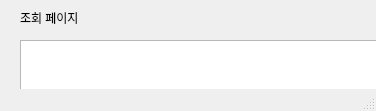
Before: the Qt Designer form ui/manager.ui in BSEom/miniP_kiosk, drawn with Qt 5.
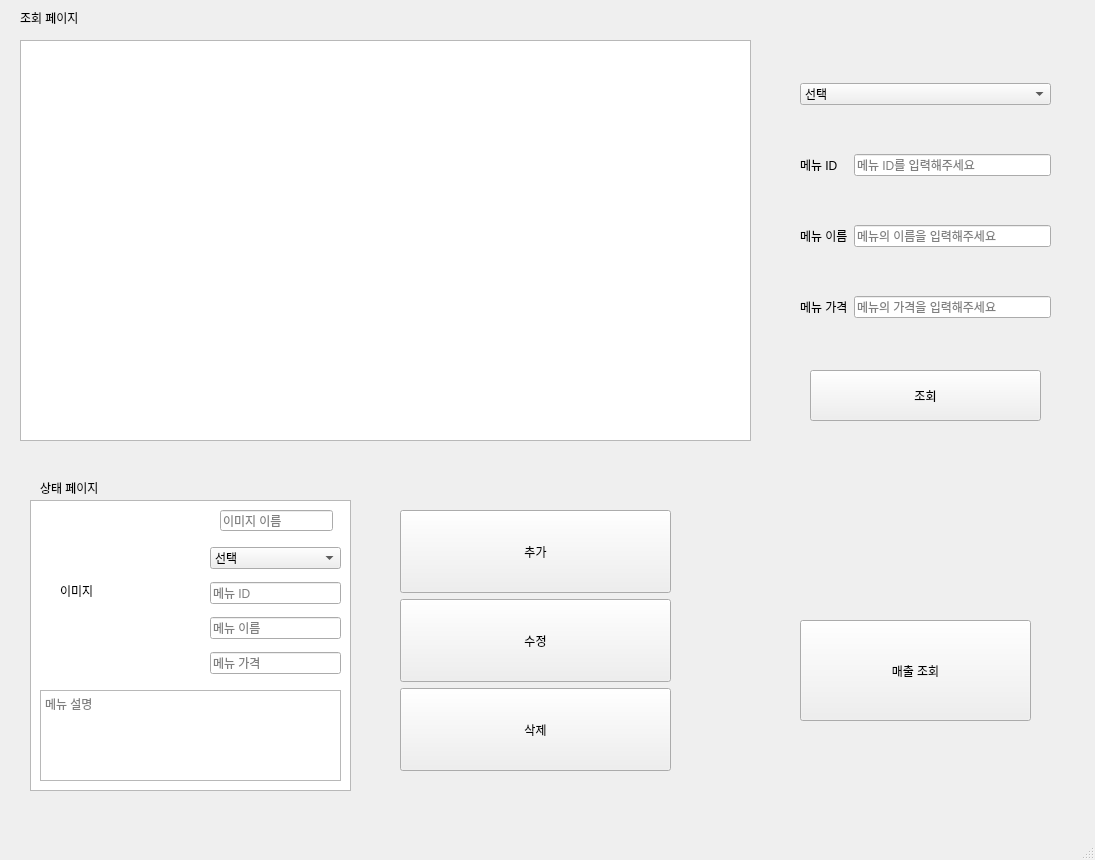
After: the same form once the commit is applied.

Commit message: 관리자 화면 추가

```diff
--- a/ui/manager.ui
+++ b/ui/manager.ui
@@ -1,31 +1,37 @@
 <?xml version="1.0" encoding="UTF-8"?>
 <ui version="4.0">
- <class>btn_check</class>
- <widget class="QMainWindow" name="btn_check">
+ <class>menu_image_name_input</class>
+ <widget class="QMainWindow" name="menu_image_name_input">
   <property name="geometry">
    <rect>
     <x>0</x>
     <y>0</y>
-    <width>376</width>
-    <height>111</height>
+    <width>1095</width>
+    <height>860</height>
    </rect>
   </property>
   <property name="windowTitle">
    <string>MainWindow</string>
   </property>
   <widget class="QWidget" name="centralwidget">
-   <widget class="QLabel" name="label">
+   <widget class="QWidget" name="verticalLayoutWidget_2">
     <property name="geometry">
      <rect>
-      <x>800</x>
-      <y>520</y>
-      <width>251</width>
-      <height>201</height>
+      <x>400</x>
+      <y>510</y>
+      <width>271</width>
+      <height>261</height>
      </rect>
     </property>
     <layout class="QVBoxLayout" name="mbttonArea">
      <item>
       <widget class="QPushButton" name="mbtn_add">
+       <property name="sizePolicy">
+        <sizepolicy hsizetype="Minimum" vsizetype="Preferred">
+         <horstretch>0</horstretch>
+         <verstretch>0</verstretch>
+        </sizepolicy>
+       </property>
        <property name="text">
         <string>추가</string>
        </property>
@@ -33,6 +39,12 @@
      </item>
      <item>
       <widget class="QPushButton" name="mbtn_mod">
+       <property name="sizePolicy">
+        <sizepolicy hsizetype="Minimum" vsizetype="Preferred">
+         <horstretch>0</horstretch>
+         <verstretch>0</verstretch>
+        </sizepolicy>
+       </property>
        <property name="text">
         <string>수정</string>
        </property>
@@ -40,6 +52,12 @@
      </item>
      <item>
       <widget class="QPushButton" name="mbtn_del">
+       <property name="sizePolicy">
+        <sizepolicy hsizetype="Minimum" vsizetype="Preferred">
+         <horstretch>0</horstretch>
+         <verstretch>0</verstretch>
+        </sizepolicy>
+       </property>
        <property name="text">
         <string>삭제</string>
        </property>
@@ -58,7 +76,7 @@
     </property>
     <layout class="QVBoxLayout" name="verticalLayout">
      <item>
-      <widget class="QComboBox" name="category_combobox">
+      <widget class="QComboBox" name="check_category_combobox">
        <item>
         <property name="text">
          <string>선택</string>
@@ -104,17 +122,20 @@
      <item>
       <layout class="QHBoxLayout" name="horizontalLayout_15">
        <item>
-        <widget class="QLabel" name="label_11">
+        <widget class="QLabel" name="id_label">
          <property name="text">
           <string>메뉴 ID   </string>
          </property>
         </widget>
        </item>
        <item>
-        <widget class="QLineEdit" name="input_menu_id">
-         <property name="readOnly">
+        <widget class="QLineEdit" name="check_menu_id">
+         <property name="enabled">
           <bool>true</bool>
          </property>
+         <property name="readOnly">
+          <bool>false</bool>
+         </property>
          <property name="placeholderText">
           <string>메뉴 ID를 입력해주세요</string>
          </property>
@@ -125,16 +146,16 @@
      <item>
       <layout class="QHBoxLayout" name="horizontalLayout_16">
        <item>
-        <widget class="QLabel" name="label_10">
+        <widget class="QLabel" name="name_label">
          <property name="text">
           <string>메뉴 이름</string>
          </property>
         </widget>
        </item>
        <item>
-        <widget class="QLineEdit" name="input_menu_name">
+        <widget class="QLineEdit" name="check_menu_name">
          <property name="readOnly">
-          <bool>true</bool>
+          <bool>false</bool>
          </property>
          <property name="placeholderText">
           <string>메뉴의 이름을 입력해주세요</string>
@@ -143,40 +164,19 @@
        </item>
       </layout>
      </item>
-     <item>
-      <layout class="QHBoxLayout" name="horizontalLayout_10">
-       <item>
-        <widget class="QLabel" name="label_9">
-         <property name="text">
-          <string>메뉴 설명</string>
-         </property>
-        </widget>
-       </item>
-       <item>
-        <widget class="QLineEdit" name="input_menu_info">
-         <property name="readOnly">
-          <bool>true</bool>
-         </property>
-         <property name="placeholderText">
-          <string>메뉴에 대한 설명을 입력해주세요</string>
-         </property>
-        </widget>
-       </item>
-      </layout>
-     </item>
      <item>
       <layout class="QHBoxLayout" name="horizontalLayout_3">
        <item>
-        <widget class="QLabel" name="label_7">
+        <widget class="QLabel" name="price_label">
          <property name="text">
           <string>메뉴 가격</string>
          </property>
         </widget>
        </item>
        <item>
-        <widget class="QLineEdit" name="input_menu_price">
+        <widget class="QLineEdit" name="check_menu_price">
          <property name="readOnly">
-          <bool>true</bool>
+          <bool>false</bool>
          </property>
          <property name="placeholderText">
           <string>메뉴의 가격을 입력해주세요</string>
@@ -203,8 +203,8 @@
    <widget class="QLabel" name="label_2">
     <property name="geometry">
      <rect>
-      <x>20</x>
-      <y>460</y>
+      <x>40</x>
+      <y>480</y>
       <width>101</width>
       <height>16</height>
      </rect>
@@ -239,24 +239,141 @@
    <widget class="QTableWidget" name="tblMenu2">
     <property name="geometry">
      <rect>
-      <x>20</x>
-      <y>480</y>
-      <width>731</width>
-      <height>291</height>
-     </rect>
-    </property>
-   </widget>
-   <widget class="QStackedWidget" name="stackedWidget">
-    <property name="geometry">
-     <rect>
-      <x>90</x>
+      <x>30</x>
       <y>500</y>
-      <width>120</width>
-      <height>80</height>
+      <width>321</width>
+      <height>291</height>
      </rect>
     </property>
-    <widget class="QWidget" name="page_3"/>
-    <widget class="QWidget" name="page_4"/>
+   </widget>
+   <widget class="QWidget" name="verticalLayoutWidget_3">
+    <property name="geometry">
+     <rect>
+      <x>210</x>
+      <y>540</y>
+      <width>131</width>
+      <height>141</height>
+     </rect>
+    </property>
+    <layout class="QVBoxLayout" name="verticalLayout_2">
+     <item>
+      <widget class="QComboBox" name="category_combobox">
+       <item>
+        <property name="text">
+         <string>선택</string>
+        </property>
+       </item>
+       <item>
+        <property name="text">
+         <string>인기 메뉴</string>
+        </property>
+       </item>
+       <item>
+        <property name="text">
+         <string>시즌 메뉴</string>
+        </property>
+       </item>
+       <item>
+        <property name="text">
+         <string>커피</string>
+        </property>
+       </item>
+       <item>
+        <property name="text">
+         <string>음료</string>
+        </property>
+       </item>
+       <item>
+        <property name="text">
+         <string>차</string>
+        </property>
+       </item>
+       <item>
+        <property name="text">
+         <string>플렛치노</string>
+        </property>
+       </item>
+       <item>
+        <property name="text">
+         <string>쉐이크&amp;에이드</string>
+        </property>
+       </item>
+      </widget>
+     </item>
+     <item>
+      <widget class="QLineEdit" name="menu_id_input">
+       <property name="placeholderText">
+        <string>메뉴 ID</string>
+       </property>
+      </widget>
+     </item>
+     <item>
+      <widget class="QLineEdit" name="menu_name_input">
+       <property name="placeholderText">
+        <string>메뉴 이름</string>
+       </property>
+      </widget>
+     </item>
+     <item>
+      <widget class="QLineEdit" name="menu_price_input">
+       <property name="placeholderText">
+        <string>메뉴 가격</string>
+       </property>
+      </widget>
+     </item>
+    </layout>
+   </widget>
+   <widget class="QLabel" name="menu_image_input">
+    <property name="geometry">
+     <rect>
+      <x>60</x>
+      <y>520</y>
+      <width>141</width>
+      <height>141</height>
+     </rect>
+    </property>
+    <property name="text">
+     <string>이미지</string>
+    </property>
+   </widget>
+   <widget class="QTextEdit" name="menu_info_input">
+    <property name="geometry">
+     <rect>
+      <x>40</x>
+      <y>690</y>
+      <width>301</width>
+      <height>91</height>
+     </rect>
+    </property>
+    <property name="placeholderText">
+     <string>메뉴 설명</string>
+    </property>
+   </widget>
+   <widget class="QLineEdit" name="menu_image_input_name">
+    <property name="geometry">
+     <rect>
+      <x>220</x>
+      <y>510</y>
+      <width>113</width>
+      <height>21</height>
+     </rect>
+    </property>
+    <property name="placeholderText">
+     <string>이미지 이름</string>
+    </property>
+   </widget>
+   <widget class="QPushButton" name="stats_btn">
+    <property name="geometry">
+     <rect>
+      <x>800</x>
+      <y>620</y>
+      <width>231</width>
+      <height>101</height>
+     </rect>
+    </property>
+    <property name="text">
+     <string>매출 조회</string>
+    </property>
    </widget>
   </widget>
   <widget class="QMenuBar" name="menubar">
@@ -264,8 +381,8 @@
     <rect>
      <x>0</x>
      <y>0</y>
-     <width>376</width>
-     <height>21</height>
+     <width>1095</width>
+     <height>18</height>
     </rect>
    </property>
   </widget>
```
The commit also changes 4 other files.
